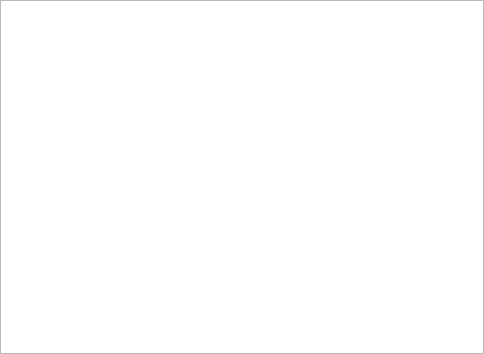
Qt form qt/ui/sheet_view.ui (Mouchnino/moneyguru) before a commit.
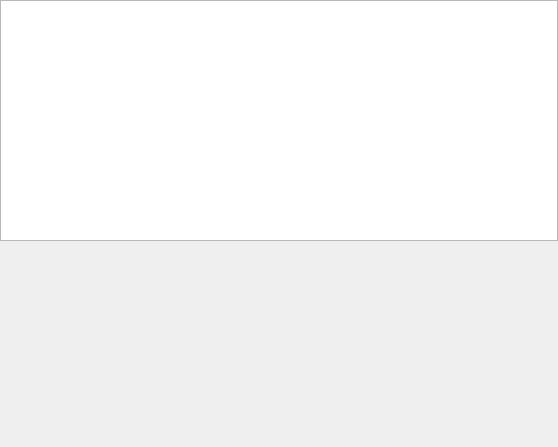
The same form after that commit. Custom widgets are drawn as their Qt base class.

Commit message:
qt: Added the net worth view.
extra : convert_revision : svn%3A7afd0f2a-1d33-46b8-9979-f8add37626ee/trunk%40167

The edit to the form file:
```diff
--- a/qt/ui/sheet_view.ui
+++ b/qt/ui/sheet_view.ui
@@ -6,8 +6,8 @@
    <rect>
     <x>0</x>
     <y>0</y>
-    <width>484</width>
-    <height>354</height>
+    <width>558</width>
+    <height>447</height>
    </rect>
   </property>
   <property name="windowTitle">
@@ -24,8 +24,26 @@
      </property>
     </widget>
    </item>
+   <item>
+    <widget class="GraphView" name="graphView" native="true">
+     <property name="minimumSize">
+      <size>
+       <width>0</width>
+       <height>200</height>
+      </size>
+     </property>
+    </widget>
+   </item>
   </layout>
  </widget>
+ <customwidgets>
+  <customwidget>
+   <class>GraphView</class>
+   <extends>QWidget</extends>
+   <header>support.graph_view</header>
+   <container>1</container>
+  </customwidget>
+ </customwidgets>
  <resources/>
  <connections/>
 </ui>
```
The commit also changes 4 other files.
